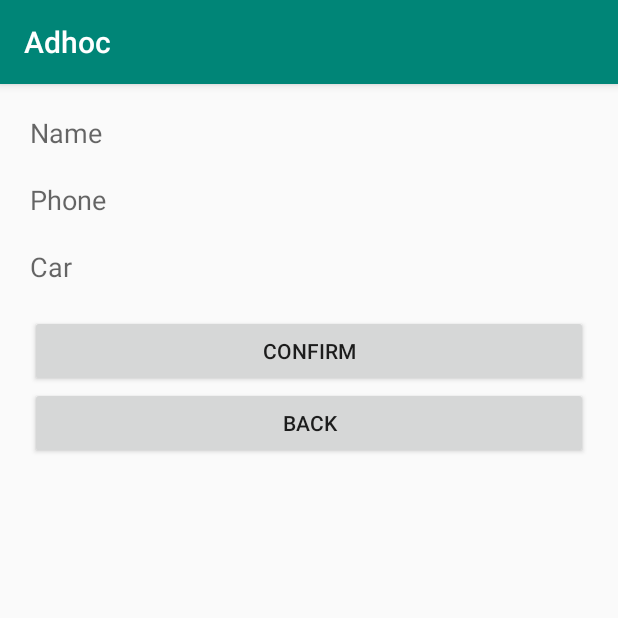
After one commit to Sumaid/adhocapp, an Android app: the DriverSettingsActivity screen opened directly, with no data from a screen before it, on a phone screen of 412 x 824 dp, the top half of it. The commit adds this screen. Run offline under Robolectric (Android 15) with nearby library versions, the phone set to English and light mode, and no system bars; our stand-ins replace Firebase (no records; nobody signed in at launch, a user with empty details on screens opened directly).

Commit message:
Driver Information

```diff
--- a/app/src/main/AndroidManifest.xml
+++ b/app/src/main/AndroidManifest.xml
@@ -16,7 +16,8 @@
         android:roundIcon="@mipmap/ic_launcher_round"
         android:supportsRtl="true"
         android:theme="@style/AppTheme">
-        <activity android:name=".CustomerSettingsActivity"></activity>
+        <activity android:name=".DriverSettingsActivity"></activity>
+        <activity android:name=".CustomerSettingsActivity" />
         <activity android:name=".RegistrationActivity" />
         <!--
              The API key for Google Maps-based APIs is defined as a string resource.
--- /dev/null
+++ b/app/src/main/java/com/example/adhoc/DriverSettingsActivity.java
@@ -0,0 +1,107 @@
+package com.example.adhoc;
+
+import androidx.annotation.NonNull;
+import androidx.appcompat.app.AppCompatActivity;
+
+import android.os.Bundle;
+import android.view.View;
+import android.widget.Button;
+import android.widget.EditText;
+
+import com.google.firebase.auth.FirebaseAuth;
+import com.google.firebase.database.DataSnapshot;
+import com.google.firebase.database.DatabaseError;
+import com.google.firebase.database.DatabaseReference;
+import com.google.firebase.database.FirebaseDatabase;
+import com.google.firebase.database.ValueEventListener;
+
+import java.util.HashMap;
+import java.util.Map;
+
+public class DriverSettingsActivity extends AppCompatActivity {
+
+    private EditText mNameField, mPhoneField, mCarField;
+    private Button mBack, mConfirm;
+
+    private FirebaseAuth mAuth;
+    private DatabaseReference mDriverDatabase;
+    private String userId;
+    private String mName;
+    private String mCar;
+    private String mPhone;
+
+    @Override
+    protected void onCreate(Bundle savedInstanceState) {
+        super.onCreate(savedInstanceState);
+        setContentView(R.layout.activity_driver_settings);
+
+        mNameField = findViewById(R.id.name);
+        mPhoneField = findViewById(R.id.phone);
+        mCarField = findViewById(R.id.car);
+
+        mBack = findViewById(R.id.back);
+        mConfirm = findViewById(R.id.confirm);
+
+        mAuth = FirebaseAuth.getInstance();
+        userId = mAuth.getCurrentUser().getUid();
+        mDriverDatabase = FirebaseDatabase.getInstance().getReference().child("Users").child("Drivers").child(userId);
+
+        getUserInfo();
+
+        mConfirm.setOnClickListener(new View.OnClickListener() {
+            @Override
+            public void onClick(View v) {
+                saveUserInformation();
+            }
+        });
+
+        mBack.setOnClickListener(new View.OnClickListener() {
+            @Override
+            public void onClick(View v) {
+                finish();
+                return;
+            }
+        });
+    }
+
+    private void getUserInfo(){
+        mDriverDatabase.addValueEventListener(new ValueEventListener() {
+            @Override
+            public void onDataChange(@NonNull DataSnapshot dataSnapshot) {
+                if(dataSnapshot.exists() && dataSnapshot.getChildrenCount() > 0){
+                    Map<String, Object> map = (Map <String, Object>)dataSnapshot.getValue();
+                    if(map.get("name") != null ){
+                        mName = map.get("name").toString();
+                        mNameField.setText(mName);
+                    }
+                    if(map.get("phone") != null ){
+                        mPhone = map.get("phone").toString();
+                        mPhoneField.setText(mPhone);
+                    }
+                    if(map.get("car") != null ){
+                        mCar = map.get("car").toString();
+                        mCarField.setText(mCar);
+                    }
+                }
+            }
+
+            @Override
+            public void onCancelled(@NonNull DatabaseError databaseError) {
+
+            }
+        });
+    }
+    private void saveUserInformation() {
+        mName = mNameField.getText().toString();
+        mPhone = mPhoneField.getText().toString();
+        mCar = mCarField.getText().toString();
+
+        Map userInfo = new HashMap();
+        userInfo.put("name", mName);
+        userInfo.put("phone", mPhone);
+        userInfo.put("car", mCar);
+        mDriverDatabase.updateChildren(userInfo);
+
+        finish();
+    }
+}
--- a/app/src/main/res/layout/activity_driver_map.xml
+++ b/app/src/main/res/layout/activity_driver_map.xml
@@ -10,7 +10,13 @@
         android:layout_width="wrap_content"
         android:layout_height="wrap_content"
         android:text="logout" />
+    <Button
+        android:layout_gravity="end"
 
+        android:id="@+id/settings"
+        android:layout_width="wrap_content"
+        android:layout_height="wrap_content"
+        android:text="Settings" />
     <fragment
         android:id="@+id/map"
         android:name="com.google.android.gms.maps.SupportMapFragment"
--- /dev/null
+++ b/app/src/main/res/layout/activity_driver_settings.xml
@@ -0,0 +1,43 @@
+<?xml version="1.0" encoding="utf-8"?>
+<LinearLayout xmlns:android="http://schemas.android.com/apk/res/android"
+    xmlns:app="http://schemas.android.com/apk/res-auto"
+    xmlns:tools="http://schemas.android.com/tools"
+    android:layout_width="match_parent"
+    android:layout_height="match_parent"
+    tools:context=".CustomerSettingsActivity"
+    android:orientation="vertical"
+    android:padding="20sp">
+
+    <EditText
+        android:id="@+id/name"
+        android:layout_width="match_parent"
+        android:layout_height="wrap_content"
+        android:background="@null"
+        android:hint="Name"
+        android:layout_marginBottom="20sp"/>
+    <EditText
+        android:id="@+id/phone"
+        android:layout_width="match_parent"
+        android:layout_height="wrap_content"
+        android:background="@null"
+        android:hint="Phone"
+        android:layout_marginBottom="20sp"
+        android:inputType="number"/>
+    <EditText
+        android:id="@+id/car"
+        android:layout_width="match_parent"
+        android:layout_height="wrap_content"
+        android:background="@null"
+        android:hint="Car"
+        android:layout_marginBottom="20sp"/>
+    <Button
+        android:layout_width="match_parent"
+        android:layout_height="wrap_content"
+        android:id="@+id/confirm"
+        android:text="Confirm"/>
+    <Button
+        android:layout_width="match_parent"
+        android:layout_height="wrap_content"
+        android:id="@+id/back"
+        android:text="Back"/>
+</LinearLayout>
```
Also changed, not shown: app/src/main/java/com/example/adhoc/CustomerActivity.java (+46 -1 lines), app/src/main/java/com/example/adhoc/DriverMapActivity.java (+11 -1 lines), app/src/main/res/layout/activity_customer.xml (+38 -2 lines).
